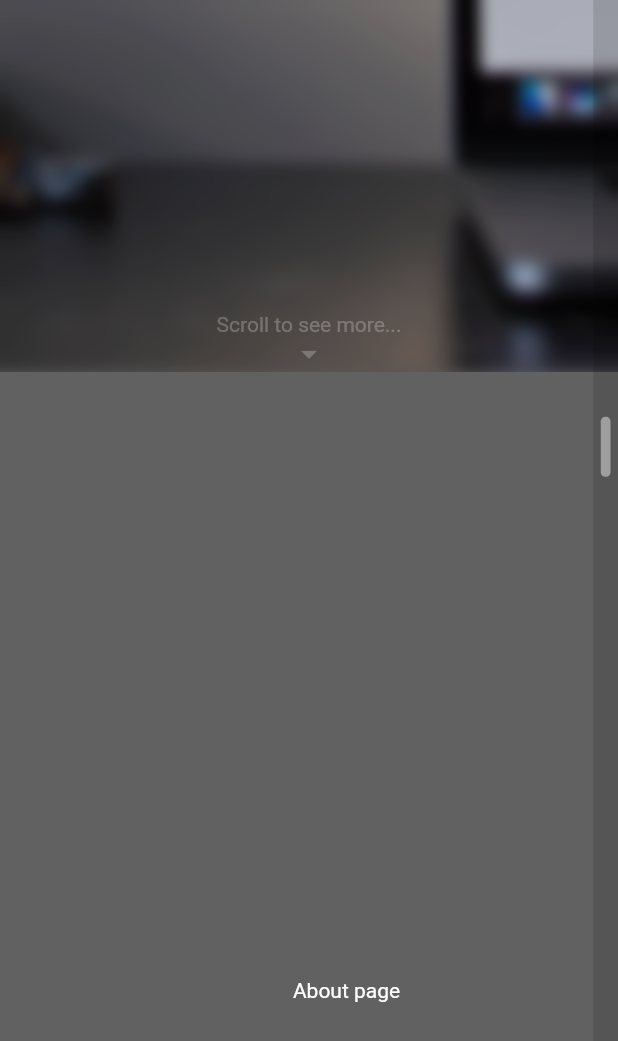
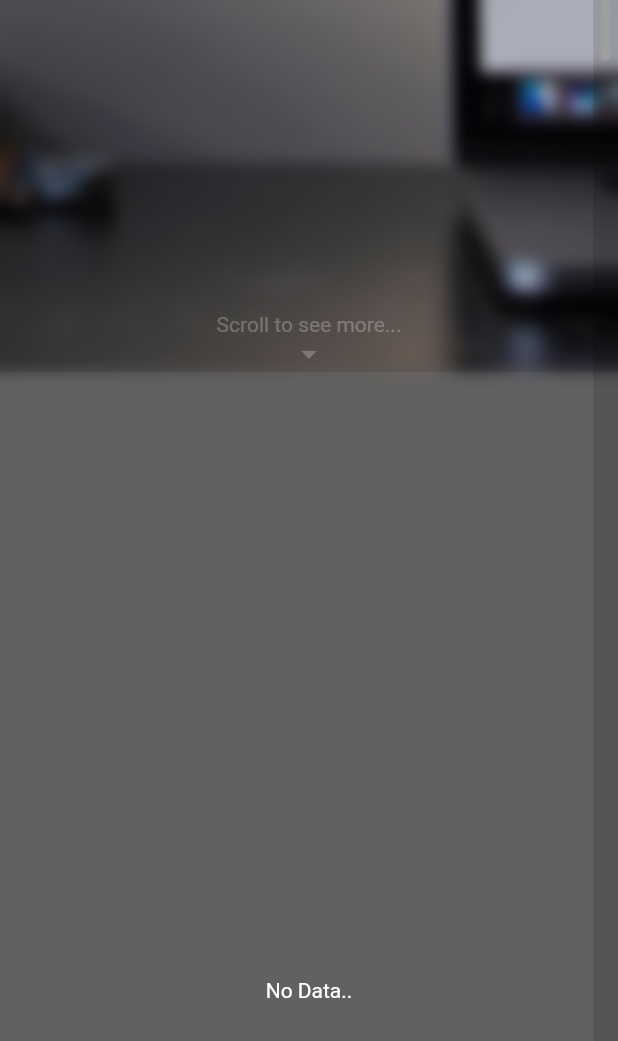
Before and after one commit to dishankjj/dishank_dev_resume_website, a Flutter app: the screen it shows after launch, scrolled down 576 dp, on a phone screen of 412 x 824 dp. Shown: the top 1041 px of the screen. Run offline on Flutter 3.47's test engine with Material 2 defaults, Android fonts, the phone set to English and light mode, and no system bars; our stand-ins replace animated_text_kit, auto_route, cloud_firestore, firebase_core, simple_animations; accounts and stored records are empty.

Commit message:
add firebase support to access firestore collections

```diff
--- a/lib/main.dart
+++ b/lib/main.dart
@@ -1,14 +1,22 @@
+import 'package:dishankdev/router/app_router.gr.dart';
+import 'package:flutter/cupertino.dart';
 import 'package:flutter/material.dart';
-import 'package:dishankdev/router/app_router.gr.dart';
 // import 'package:url_strategy/url_strategy.dart';
 
 void main() {
   // setPathUrlStrategy();
-  runApp(MyApp());
+  WidgetsFlutterBinding.ensureInitialized();
+  runApp(const MyApp());
 }
 
-class MyApp extends StatelessWidget {
-  MyApp({Key? key}) : super(key: key);
+class MyApp extends StatefulWidget {
+  const MyApp({Key? key}) : super(key: key);
+
+  @override
+  State<MyApp> createState() => _MyAppState();
+}
+
+class _MyAppState extends State<MyApp> {
   final _appRouter = AppRouter();
 
   @override
--- a/lib/view/pages/about/about_page.dart
+++ b/lib/view/pages/about/about_page.dart
@@ -1,3 +1,6 @@
+import 'dart:math';
+
+import 'package:cloud_firestore/cloud_firestore.dart';
 import 'package:dishankdev/view/pages/about/description/description_page.dart';
 import 'package:flutter/cupertino.dart';
 import 'package:flutter/material.dart';
@@ -8,47 +11,74 @@ class AboutPage extends StatelessWidget {
   @override
   Widget build(BuildContext context) {
     var media = MediaQuery.of(context);
+    CollectionReference aboutPage =
+        FirebaseFirestore.instance.collection('about_page');
     return SingleChildScrollView(
       scrollDirection: Axis.horizontal,
       child: Container(
-        margin: const EdgeInsets.all(25),
-        child: Wrap(
+        padding: const EdgeInsets.only(right: 50),
+        child: FutureBuilder<DocumentSnapshot>(
+          future: aboutPage.doc('v1').get(),
+          builder: (context, snapshot) {
+            if (snapshot.hasError) {
+              return const Description("Error Loading Data..");
+            }
+            if (snapshot.hasData && !snapshot.data!.exists) {
+              return const Description("No Data..");
+            }
+            if (snapshot.connectionState == ConnectionState.done) {
+              var data = snapshot.data!.data() as Map<String, dynamic>;
+              return Wrap(
                 alignment: WrapAlignment.center,
                 runAlignment: WrapAlignment.center,
                 direction: Axis.vertical,
                 spacing: 25,
                 runSpacing: 25,
                 children: [
-            Description(
-              'About page',
-              width: media.size.width,
-              height: media.size.height,
+                  Description(data['description']),
+                  SizedBox(
+                    height: media.size.height * 0.45,
+                    child: ListView.builder(
+                      physics: const NeverScrollableScrollPhysics(),
+                      shrinkWrap: true,
+                      scrollDirection: Axis.horizontal,
+                      itemCount: 5,
+                      itemBuilder: (context, index) {
+                        if (index.isEven) {
+                          return DescriptionImage(
+                            width: media.size.width *
+                                ((Random().nextInt(3) + 2) / 10),
+                          );
+                        } else {
+                          return Container();
+                        }
+                      },
                     ),
-            DescriptionCard(
-              'Part A',
-              width: media.size.width,
-              height: media.size.height / 2.5,
-              backgroundColor: Colors.red,
                   ),
-            DescriptionCard(
-              'Part B',
-              width: media.size.width * 0.70,
-              height: media.size.height / 2.5,
-              backgroundColor: Colors.black,
+                  SizedBox(
+                    height: media.size.height * 0.45,
+                    child: ListView.builder(
+                      physics: const NeverScrollableScrollPhysics(),
+                      shrinkWrap: true,
+                      scrollDirection: Axis.horizontal,
+                      itemCount: 5,
+                      itemBuilder: (context, index) {
+                        if (index.isOdd) {
+                          return DescriptionImage(
+                            width: media.size.width *
+                                ((Random().nextInt(3) + 2) / 10),
+                          );
+                        } else {
+                          return Container();
+                        }
+                      },
                     ),
-            DescriptionCard(
-              'Part C',
-              width: media.size.width * 0.20,
-              height: media.size.height / 2.5,
-              backgroundColor: Colors.black,
-            ),
-            DescriptionCard(
-              'Part D',
-              width: media.size.width * 0.50,
-              height: media.size.height / 2.5,
-              backgroundColor: Colors.black,
                   ),
                 ],
+              );
+            }
+            return const Description('loading....');
+          },
         ),
       ),
     );
--- a/lib/view/pages/info/info_page.dart
+++ b/lib/view/pages/header/header_page.dart
@@ -1,26 +1,26 @@
-import 'package:dishankdev/view/widgets/background_widget.dart';
-import 'package:dishankdev/view/widgets/header_widget.dart';
+import 'package:dishankdev/view/pages/header/widgets/full_screen_background_image_widget.dart';
+import 'package:dishankdev/view/pages/header/widgets/animated_text_widget.dart';
 import 'package:flutter/cupertino.dart';
 import 'package:flutter/material.dart';
 import 'package:simple_animations/simple_animations.dart';
 
-class IntroPage extends StatefulWidget {
-  const IntroPage(this.pageController, {Key? key}) : super(key: key);
+class HeaderPage extends StatefulWidget {
+  const HeaderPage(this.pageController, {Key? key}) : super(key: key);
 
   final PageController pageController;
 
   @override
-  State<IntroPage> createState() => _IntroPageState();
+  State<HeaderPage> createState() => _HeaderPageState();
 }
 
-class _IntroPageState extends State<IntroPage> {
+class _HeaderPageState extends State<HeaderPage> {
   @override
   Widget build(BuildContext context) {
     return Stack(
       alignment: AlignmentDirectional.center,
       children: [
         const FullScreenBackgroundImage(),
-        const HeaderWidget([
+        const AnimatedTextWidget([
           "Hi, I'm",
           "Dishank.",
           "Designs",
--- a/lib/view/widgets/header_widget.dart
+++ b/lib/view/pages/header/widgets/animated_text_widget.dart
@@ -2,15 +2,15 @@ import 'package:animated_text_kit/animated_text_kit.dart';
 import 'package:flutter/cupertino.dart';
 import 'package:flutter/material.dart';
 
-class HeaderWidget extends StatefulWidget {
-  const HeaderWidget(this.message, {Key? key}) : super(key: key);
+class AnimatedTextWidget extends StatefulWidget {
+  const AnimatedTextWidget(this.message, {Key? key}) : super(key: key);
   final List<String> message;
 
   @override
-  State<HeaderWidget> createState() => _HeaderWidgetState();
+  State<AnimatedTextWidget> createState() => _AnimatedTextWidgetState();
 }
 
-class _HeaderWidgetState extends State<HeaderWidget> {
+class _AnimatedTextWidgetState extends State<AnimatedTextWidget> {
   bool flag = false;
   bool flag1 = false;
 
@@ -29,7 +29,7 @@ class _HeaderWidgetState extends State<HeaderWidget> {
                 child: AnimatedTextKit(
                   totalRepeatCount: 1,
                   animatedTexts: [
-                    TypewriterAnimatedText(widget.message[0], cursor: '|'),
+                    TypewriterAnimatedText(widget.message[0]),
                     TypewriterAnimatedText(
                         widget.message[0] + " " + widget.message[1])
                   ],
@@ -45,7 +45,9 @@ class _HeaderWidgetState extends State<HeaderWidget> {
                       top: media.size.height / (isLandscapeView ? 2.25 : 2.22),
                       child: AnimatedTextKit(
                         totalRepeatCount: 1,
-                        animatedTexts: [
+                        animatedTexts:
+                            // isLandscapeView ?
+                            [
                           ColorizeAnimatedText(
                             widget.message[2],
                             colors: [
@@ -55,7 +57,6 @@ class _HeaderWidgetState extends State<HeaderWidget> {
                             ],
                             speed: const Duration(milliseconds: 75),
                             textStyle: TextStyle(
-                              color: Colors.white,
                               fontWeight: FontWeight.bold,
                               fontSize: media.size.width /
                                   (isLandscapeView ? 15 : 10),
@@ -83,7 +84,6 @@ class _HeaderWidgetState extends State<HeaderWidget> {
                             ],
                             speed: const Duration(milliseconds: 75),
                             textStyle: TextStyle(
-                              color: Colors.white,
                               fontWeight: FontWeight.bold,
                               fontSize: media.size.width /
                                   (isLandscapeView ? 15 : 10),
@@ -109,9 +109,8 @@ class _HeaderWidgetState extends State<HeaderWidget> {
                               Colors.green,
                               Colors.blue,
                             ],
-                            speed: const Duration(milliseconds: 50),
+                            speed: const Duration(milliseconds: 0),
                             textStyle: TextStyle(
-                              color: Colors.white,
                               fontWeight: FontWeight.bold,
                               fontSize: media.size.width /
                                   (isLandscapeView ? 30 : 20),
@@ -129,9 +128,7 @@ class _HeaderWidgetState extends State<HeaderWidget> {
                                 ),
                               ],
                             ),
-                            // TyperAnimatedText(
-                            //     widget.message[2] + " & " + widget.message[3]),
-                          )
+                          ),
                         ],
                         onFinished: () {
                           setState(() {
--- a/lib/view/widgets/background_widget.dart
+++ b/lib/view/pages/header/widgets/full_screen_background_image_widget.dart
@@ -25,13 +25,13 @@ class FullScreenBackgroundImage extends StatelessWidget {
             ),
           ),
         ),
-        Positioned(
-          top: (media.size.height / 2) - 50,
-          left: isLandscapeViewPort ? media.size.width - 250 : 10000,
-          child: FlutterLogo(
-            size: media.size.height / 5,
-          ),
-        ),
+        // Positioned(
+        //   top: (media.size.height / 2) - 50,
+        //   left: isLandscapeViewPort ? media.size.width - 250 : 10000,
+        //   child: FlutterLogo(
+        //     size: media.size.height / 5,
+        //   ),
+        // ),
       ],
     );
   }
--- a/lib/view/view_dashboard.dart
+++ b/lib/view/view_dashboard.dart
@@ -1,14 +1,13 @@
-// ignore_for_file: unused_import, implementation_imports
+import 'dart:async';
 
-import 'dart:async';
-import 'package:auto_route/src/router/auto_router_x.dart';
-import 'package:dishankdev/view/pages/about/about_page.dart';
-import 'package:dishankdev/view/pages/footer/footer_page.dart';
+import 'package:firebase_core/firebase_core.dart';
 import 'package:flutter/cupertino.dart';
 import 'package:flutter/material.dart';
-import 'package:flutter/rendering.dart';
 import 'package:flutter/services.dart';
-import 'pages/info/info_page.dart';
+
+import 'pages/about/about_page.dart';
+import 'pages/footer/footer_page.dart';
+import 'pages/header/header_page.dart';
 import 'widgets/scrollbar_widget.dart';
 
 class ViewDashboard extends StatefulWidget {
@@ -22,10 +21,12 @@ class _ViewDashboardState extends State<ViewDashboard> {
   final PageController _pageController = PageController();
   double _offset = 0.0;
 
+  final Future<FirebaseApp> _init = Firebase.initializeApp();
+
   @override
   Widget build(BuildContext context) {
+    Timer(Duration.zero, () {
       var media = MediaQuery.of(context);
-    Timer(Duration.zero, () {
       var orientation = media.orientation == Orientation.landscape;
 
       setState(() {
@@ -40,6 +41,19 @@ class _ViewDashboardState extends State<ViewDashboard> {
       ),
     );
 
+    return FutureBuilder(
+      future: _init,
+      builder: (context, snapshot) {
+        if (snapshot.hasError) {
+          return const Center(
+            child: Scaffold(
+              body: Center(
+                child: Text('Error while loading the Firebase..'),
+              ),
+            ),
+          );
+        }
+        if (snapshot.connectionState == ConnectionState.done) {
           return Scaffold(
             backgroundColor: Theme.of(context).backgroundColor,
             body: Stack(
@@ -49,17 +63,26 @@ class _ViewDashboardState extends State<ViewDashboard> {
                   controller: _pageController,
                   scrollDirection: Axis.vertical,
                   children: [
-              IntroPage(_pageController),
+                    HeaderPage(_pageController),
                     const AboutPage(),
                     FooterPage(_pageController),
                   ],
                 ),
                 Positioned(
                   right: 0,
-            child: ScrollBar(offset: _offset, pageController: _pageController),
+                  child: ScrollBar(
+                      offset: _offset, pageController: _pageController),
                 ),
               ],
             ),
           );
         }
+        return const Scaffold(
+          body: Center(
+            child: CircularProgressIndicator(),
+          ),
+        );
+      },
+    );
   }
+}
```
Also changed, not shown: lib/view/pages/about/description/description_page.dart (+36 -3 lines), firebase.json, 2 other files. Lines whose indentation alone changed are shown as unchanged.
